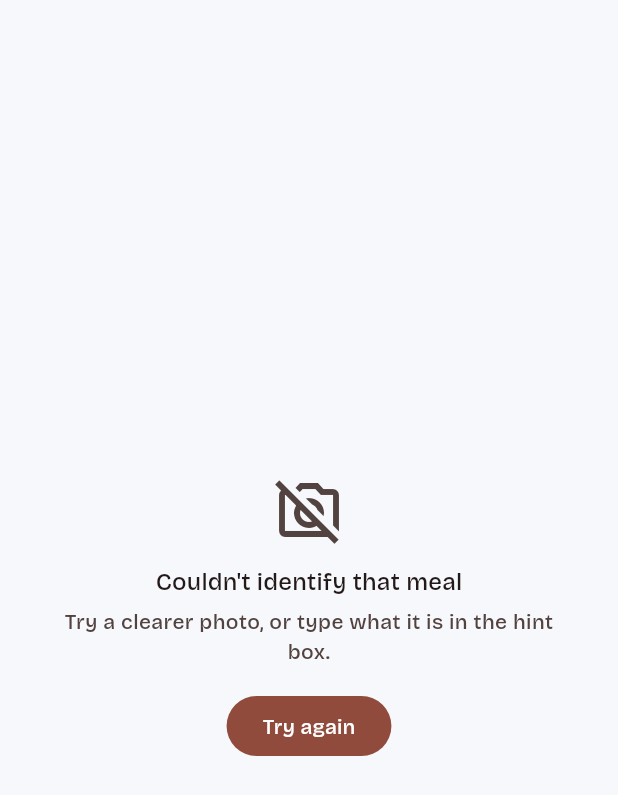
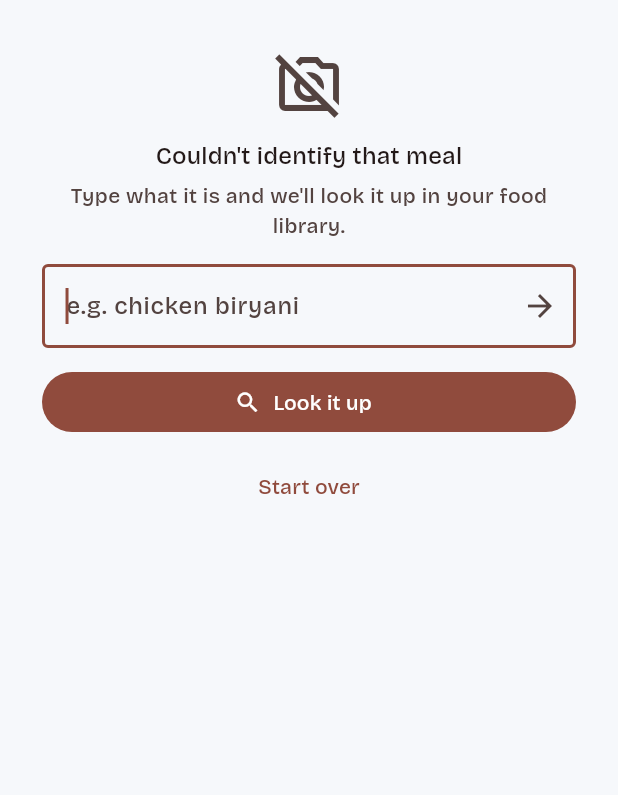
Before and after one commit to chgogu/pulsiq, a Flutter app: the _ErrorView widget shown alone on an empty page, opened directly with empty values, on a phone screen of 412 x 824 dp. Shown: the top 795 px of the screen. Run offline on Flutter 3.47's test engine with Material 3 defaults, Android fonts, the phone set to English and light mode, and no system bars; our stand-ins replace drift, flutter_local_notifications, flutter_riverpod, flutter_secure_storage, flutter_timezone, go_router and 8 more; missing offline and left inert: cryptography, flutter_web_auth_2, google_mlkit_image_labeling, google_mlkit_text_recognition, health, mobile_scanner; accounts and stored records are empty; generated files the repository leaves out were written again.

Commit message:
Fix estimate lag, add manual food check, and recover from unreadable photos
Four reported issues:

1. "Estimate calories from description" lag — the on-device Apple model had no
   timeout, so a slow or busy model hung the button indefinitely. Both
   estimateMeal and parseVoiceLog now time out at 12s and fall through to
   manual entry instead of spinning forever. (Foods in the local table still
   resolve instantly; only unknown foods hit the model at all.)

2. "Can I eat this?" now takes manual text input — type a food ("gulab jamun",
   "oat milk latte") and get the same Yes/No verdict as a scan or photo. It's
   the reliable path when there's no barcode and a photo won't identify.

3. "Choose from library"/photo dead-ends — the on-device labeler can't name
   most real food photos, so both flows hit a wall. Now when a photo can't be
   identified, Snap-a-meal shows an inline "type what it is" field that looks
   it up in the food library, and the check screen falls back to its typed
   field. No more dead end.

4. Photo-identified foods dropped sugar (the classifier didn't carry sugarG),
   which zeroed the sugar total and skewed the diabetes verdict — now passed
   through.

275 tests pass. Built, installed, launches.

Co-Authored-By: Claude Opus 4.8 <noreply@anthropic.com>

```diff
--- a/lib/data/food_image_classifier.dart
+++ b/lib/data/food_image_classifier.dart
@@ -38,6 +38,7 @@ class FoodImageClassifier {
                 fiberG: res.fiberG,
                 carbsG: res.carbsG,
                 fatG: res.fatG,
+                sugarG: res.sugarG,
                 qualityScore: res.quality,
               ),
             ],
--- a/lib/features/nutrition/snap_meal_screen.dart
+++ b/lib/features/nutrition/snap_meal_screen.dart
@@ -206,11 +206,13 @@ class _SnapMealScreenState extends ConsumerState<SnapMealScreen> {
             onConfirm: _items.isEmpty ? null : _confirm,
           ),
         _Phase.error => _ErrorView(
+            hint: _hint,
+            // Type what it is and look it up — the reliable path when a photo
+            // can't be read on-device.
+            onLookup: _analyzeHintOnly,
             onRetry: () => setState(() => _phase = _Phase.intro),
-            // Reading a photo is the Plus feature; free users get the offer
-            // instead of a dead end.
-            onGetPlus:
-                aiOn ? null : () => context.push('/plus'),
+            // Photo AI is the Plus feature; free users also get the offer.
+            onGetPlus: aiOn ? null : () => context.push('/plus'),
           ),
         _Phase.intro => _Intro(
             hint: _hint,
@@ -533,9 +535,19 @@ class _Busy extends StatelessWidget {
 }
 
 class _ErrorView extends StatelessWidget {
-  const _ErrorView({required this.onRetry, this.onGetPlus});
+  const _ErrorView({
+    required this.onRetry,
+    required this.hint,
+    required this.onLookup,
+    this.onGetPlus,
+  });
 
   final VoidCallback onRetry;
+  final TextEditingController hint;
+
+  /// Type-a-name → look it up in the food library. The dependable recovery
+  /// when a photo can't be identified on-device.
+  final VoidCallback onLookup;
 
   /// Set for free users: reading a photo automatically is the Plus feature.
   final VoidCallback? onGetPlus;
@@ -543,41 +555,57 @@ class _ErrorView extends StatelessWidget {
   @override
   Widget build(BuildContext context) {
     final theme = Theme.of(context);
-    return Center(
-      child: Padding(
-        padding: const EdgeInsets.symmetric(horizontal: 40),
-        child: Column(
-          mainAxisSize: MainAxisSize.min,
+    return ListView(
+      padding: const EdgeInsets.fromLTRB(28, 32, 28, 96),
       children: [
         Icon(Icons.no_photography_outlined,
             size: 48, color: theme.colorScheme.onSurfaceVariant),
         const SizedBox(height: 12),
         Text("Couldn't identify that meal",
-                style: theme.textTheme.titleMedium),
+            textAlign: TextAlign.center, style: theme.textTheme.titleMedium),
         const SizedBox(height: 4),
         Text(
-              onGetPlus == null
-                  ? 'Try a clearer photo, or type what it is in the hint box.'
-                  : 'Type what it is in the hint box and we\'ll look it up in '
-                      'your food library — or let Plus read the photo for you.',
+          'Type what it is and we\'ll look it up in your food library.',
           textAlign: TextAlign.center,
           style: theme.textTheme.bodyMedium
               ?.copyWith(color: theme.colorScheme.onSurfaceVariant),
         ),
         const SizedBox(height: 16),
+        TextField(
+          controller: hint,
+          autofocus: true,
+          textInputAction: TextInputAction.search,
+          onSubmitted: (_) => onLookup(),
+          decoration: InputDecoration(
+            hintText: 'e.g. chicken biryani',
+            border: const OutlineInputBorder(),
+            suffixIcon: IconButton(
+              icon: const Icon(Icons.arrow_forward),
+              onPressed: onLookup,
+            ),
+          ),
+        ),
+        const SizedBox(height: 12),
+        FilledButton.icon(
+          onPressed: onLookup,
+          icon: const Icon(Icons.search),
+          label: const Text('Look it up'),
+        ),
         if (onGetPlus != null) ...[
-              FilledButton.icon(
+          const SizedBox(height: 16),
+          Center(
+            child: TextButton.icon(
               onPressed: onGetPlus,
               icon: const Icon(Icons.auto_awesome, size: 18),
-                label: const Text('Read photos with Plus'),
-              ),
-              const SizedBox(height: 8),
-              TextButton(onPressed: onRetry, child: const Text('Not now')),
-            ] else
-              FilledButton(onPressed: onRetry, child: const Text('Try again')),
-          ],
+              label: const Text('Or let Plus read the photo'),
             ),
           ),
+        ],
+        const SizedBox(height: 8),
+        Center(
+            child: TextButton(
+                onPressed: onRetry, child: const Text('Start over'))),
+      ],
     );
   }
 }
```
Also changed, not shown: lib/data/foundation_model.dart (+10 -2 lines), lib/features/nutrition/check_food_screen.dart (+66 -6 lines). Lines whose indentation alone changed are shown as unchanged.
